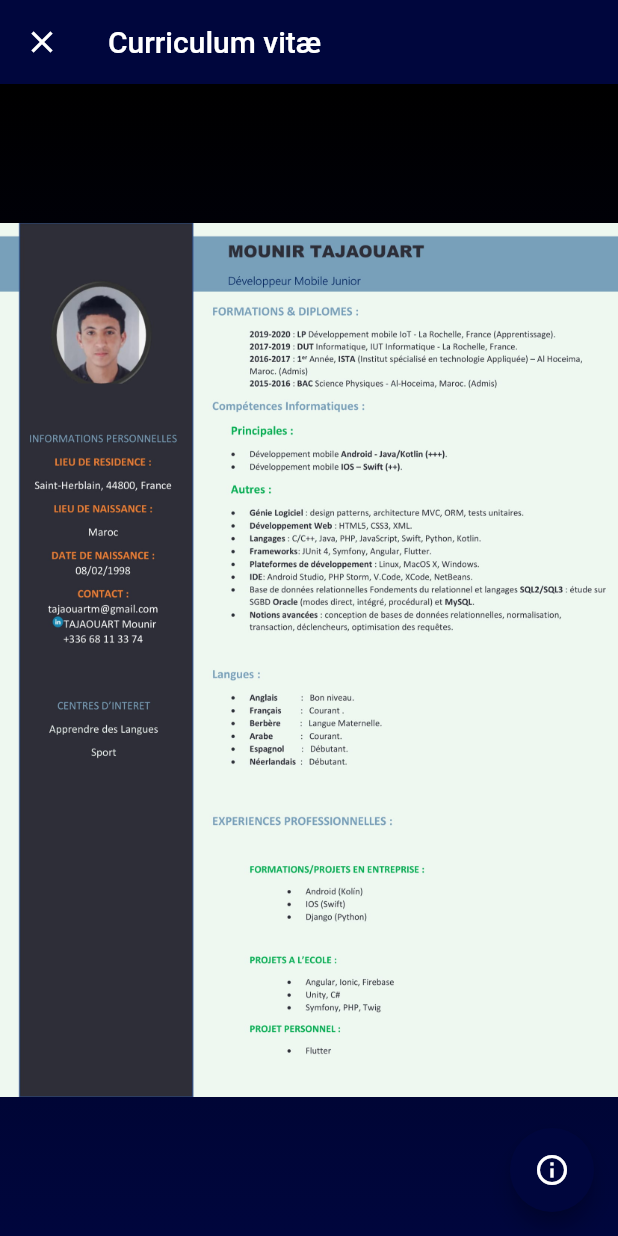
After one commit to tajaouart/portfolio, a Flutter app: the screen it shows after launch, after a tap on "CV", on a phone screen of 412 x 824 dp. The commit adds this screen. Run offline on Flutter 3.47's test engine with Material 2 defaults, Android fonts, the phone set to English and light mode, and no system bars; drawn by our look-alikes of photo_view; our stand-ins replace carousel_slider, cloud_firestore, flutter_html, flutter_svg, google_fonts, rive; accounts and stored records are empty; statements that could not run were skipped.

Commit message:
added cv page

```diff
--- /dev/null
+++ b/lib/cv.dart
@@ -0,0 +1,87 @@
+import 'package:flutter/material.dart';
+import 'package:photo_view/photo_view.dart';
+
+class CVPage extends Page {
+  CVPage() : super(key: ValueKey("cv"));
+
+  Route createRoute(BuildContext context) {
+    return MaterialPageRoute(
+      settings: this,
+      builder: (BuildContext context) {
+        return CVScreen();
+      },
+    );
+  }
+}
+
+class CVScreen extends StatefulWidget {
+  @override
+  _CVScreenState createState() => _CVScreenState();
+}
+
+class _CVScreenState extends State<CVScreen> with TickerProviderStateMixin {
+  @override
+  Widget build(BuildContext context) {
+    var isMobile = MediaQuery.of(context).size.width < 414;
+
+    return DefaultTabController(
+      length: 2,
+      child: Scaffold(
+        appBar: AppBar(
+          title: Text("Curriculum vitæ"),
+          leading: IconButton(
+            icon: Icon(Icons.close),
+            onPressed: () {
+              Navigator.pop(context);
+            },
+          ),
+          backgroundColor: Color.fromARGB(255, 0, 6, 61),
+        ),
+        body: Stack(
+          children: [
+            Center(
+                child: PhotoView(
+              imageProvider: AssetImage("assets/TAJOUART-Mounir_CV.jpg"),
+              backgroundDecoration: new BoxDecoration(
+                  gradient: new LinearGradient(
+                      begin: Alignment.topCenter,
+                      end: Alignment.bottomCenter,
+                      colors: [
+                    Color.fromARGB(255, 0, 0, 0),
+                    Color.fromARGB(255, 0, 6, 61)
+                  ])),
+            ))
+          ],
+        ),
+        floatingActionButton: FloatingActionButton(
+          backgroundColor: Color.fromARGB(255, 0, 6, 61),
+          child: Icon(Icons.info_outline),
+          onPressed: () {
+            _showMyDialog();
+          },
+        ),
+      ),
+    );
+  }
+
+  Future<void> _showMyDialog() async {
+    return showDialog<void>(
+      context: context,
+      barrierDismissible: false, // user must tap button!
+      builder: (BuildContext context) {
+        return AlertDialog(
+          title: Text('Double clique pour zoomer'),
+          content: SingleChildScrollView(),
+          actions: <Widget>[
+            TextButton(
+              child: Text('OK'),
+              onPressed: () {
+                Navigator.of(context).pop();
+              },
+            ),
+          ],
+        );
+      },
+    );
+  }
+}
--- a/lib/main.dart
+++ b/lib/main.dart
@@ -11,6 +11,7 @@ import 'package:url_launcher/url_launcher.dart';
 import '404.dart';
 import 'cgu.dart';
 import 'components.dart';
+import 'cv.dart';
 import 'detail_project.dart';
 import 'models.dart';
 
@@ -216,6 +217,19 @@ class _MyHomePageState extends State<MyHomePage>
                                         },
                                         child: Text(
                                           "CGU",
+                                          style: TextStyle(
+                                              color: Colors.white,
+                                              fontSize: 20),
+                                        )),
+                                  ),
+                                  Padding(
+                                    padding: const EdgeInsets.all(8.0),
+                                    child: TextButton(
+                                        onPressed: () {
+                                          widget.onTapped("CV");
+                                        },
+                                        child: Text(
+                                          "CV",
                                           style: TextStyle(
                                               color: Colors.white,
                                               fontSize: 20),
@@ -509,8 +523,11 @@ class ProjectRouteInformationParser
         return ProjectRoutePath.contact("contact");
 
       // Handle '/CGU'
-      if (uri.pathSegments[0] != 'CGU') return ProjectRoutePath.unknown();
-      return ProjectRoutePath.cgu("CGU");
+      if (uri.pathSegments[0] == 'CGU') return ProjectRoutePath.cgu("CGU");
+
+      // Handle '/CV'
+      if (uri.pathSegments[0] != 'CV') return ProjectRoutePath.unknown();
+      return ProjectRoutePath.cv("CV");
     }
 
     // Handle '/project/:name'
@@ -540,6 +557,9 @@ class ProjectRouteInformationParser
     if (path.isCGUPage) {
       return RouteInformation(location: '/CGU');
     }
+    if (path.isCVPage) {
+      return RouteInformation(location: '/CV');
+    }
     if (path.isDetailsPage) {
       return RouteInformation(location: '/project/${path.name}');
     }
@@ -568,8 +588,11 @@ class ProjectRouterDelegate extends RouterDelegate<ProjectRoutePath>
             ? ProjectRoutePath.contact("contact")
             : name == 'CGU'
                 ? ProjectRoutePath.cgu("CGU")
-                : ProjectRoutePath.details(
-                    _selectedProject == null ? name : _selectedProject.name);
+                : name == 'CV'
+                    ? ProjectRoutePath.cv("CV")
+                    : ProjectRoutePath.details(_selectedProject == null
+                        ? name
+                        : _selectedProject.name);
   }
 
   @override
@@ -590,6 +613,8 @@ class ProjectRouterDelegate extends RouterDelegate<ProjectRoutePath>
           MaterialPage(key: ValueKey('contact'), child: ContactScreen())
         else if (name == 'CGU')
           MaterialPage(key: ValueKey('CGU'), child: CGUScreen())
+        else if (name == 'CV')
+          MaterialPage(key: ValueKey('CV'), child: CVScreen())
         else if (_selectedProject != null)
           ProjectDetailsPage(project: _selectedProject)
         else if (name != null)
@@ -634,6 +659,10 @@ class ProjectRouterDelegate extends RouterDelegate<ProjectRoutePath>
       name = "CGU";
       _selectedProject = null;
       show404 = false;
+    } else if (path.isCVPage) {
+      name = "CV";
+      _selectedProject = null;
+      show404 = false;
     } else {
       _selectedProject = null;
     }
@@ -650,6 +679,9 @@ class ProjectRouterDelegate extends RouterDelegate<ProjectRoutePath>
     } else if (object.toString() == "CGU") {
       _selectedProject = null;
       name = "CGU";
+    } else if (object.toString() == "CV") {
+      _selectedProject = null;
+      name = "CV";
     }
     notifyListeners();
   }
@@ -669,6 +701,8 @@ class ProjectRoutePath {
 
   ProjectRoutePath.cgu(this.name) : isUnknown = false;
 
+  ProjectRoutePath.cv(this.name) : isUnknown = false;
+
   ProjectRoutePath.unknown()
       : name = null,
         isUnknown = true;
@@ -679,6 +713,8 @@ class ProjectRoutePath {
 
   bool get isCGUPage => name == 'CGU';
 
+  bool get isCVPage => name == 'CV';
+
   bool get isDetailsPage =>
-      (name != null && name != 'contact' && name != 'CGU');
+      (name != null && name != 'contact' && name != 'CGU' && name != 'CV');
 }
--- a/pubspec.yaml
+++ b/pubspec.yaml
@@ -33,6 +33,7 @@ dependencies:
   flutter_html: ^1.3.0
   url_launcher: ^5.7.10
   rive: ^0.6.8
+  photo_view: ^0.11.1
 
 
   # The following adds the Cupertino Icons font to your application.
```
Also changed, not shown: assets/TAJOUART-Mounir_CV.jpg (added), pubspec.lock.
